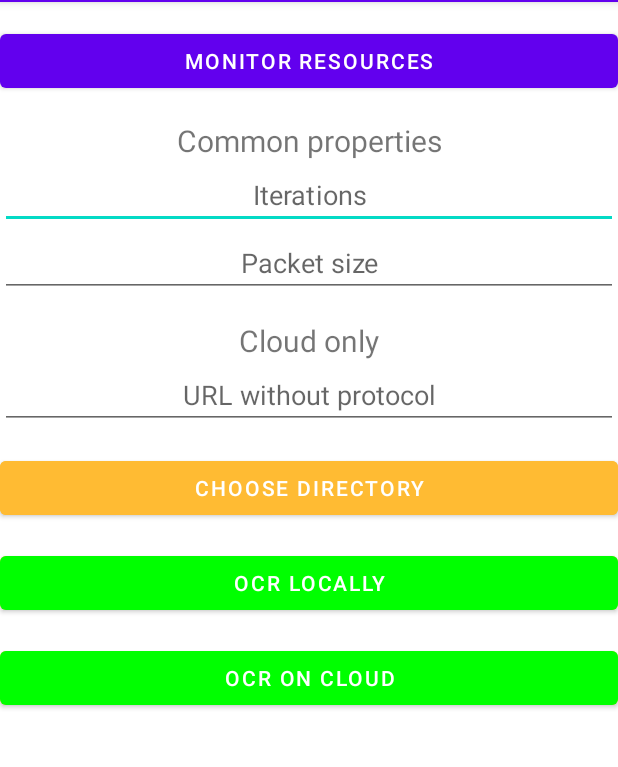
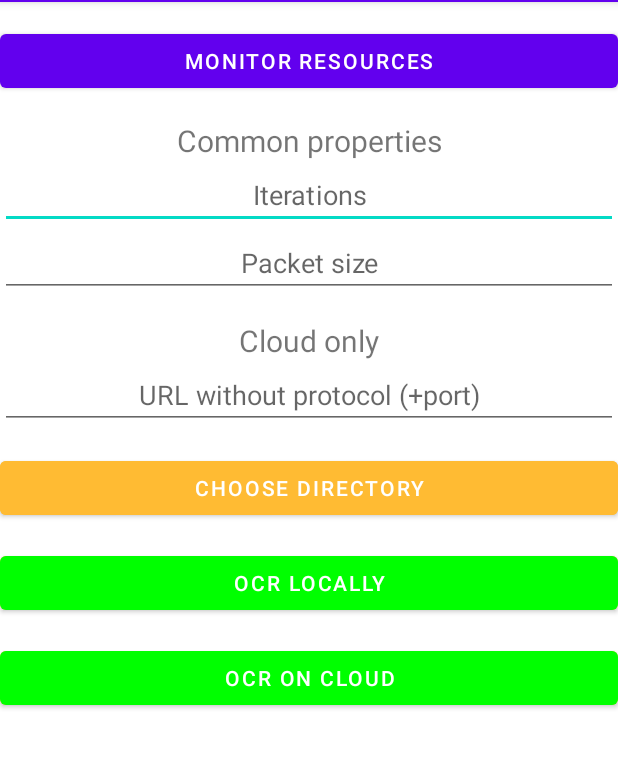
Before and after one commit to wolski0420/MobileSystemOCR, an Android app: the screen it shows after launch (MainActivity), after a tap on "OCR ON CLOUD", on a phone screen of 412 x 824 dp, the part 82-849 px from its top. Run offline under Robolectric (Android 15) with nearby library versions, the phone set to English and light mode, and no system bars; libraries missing offline, so code that uses them is left out: com.github.doyaaaaaken.kotlincsv, com.googlecode.tesseract; 5 statements that could not run were skipped; 1 other tap on this screen came first.

Commit message:
Fix with port

```diff
--- a/app/src/main/java/com/example/ocr/MainActivity.kt
+++ b/app/src/main/java/com/example/ocr/MainActivity.kt
@@ -139,7 +139,7 @@ class MainActivity : AppCompatActivity() {
 
     fun ocrCloud(view: View) {
         // taking params from inputs
-        val url = url_input.text
+        val urlAndPort = url_input.text
         val iterations = iterations_input.text.toString().toInt()
         val packetSize = packet_size_input.text.toString().toInt()
 
@@ -176,7 +176,7 @@ class MainActivity : AppCompatActivity() {
 
                     // sending request
                     val response = OwnHttpClient().sendRequestWithBytes(
-                        "http://$url:8000/upload",
+                        "http://$urlAndPort/upload",
                         "pobrane.png", image
                     )
 
--- a/app/src/main/res/values/strings.xml
+++ b/app/src/main/res/values/strings.xml
@@ -16,7 +16,7 @@
     <string name="go_back">Go back to main</string>
     <string name="iterations_input">Iterations</string>
     <string name="packet_size_input">Packet size</string>
-    <string name="url_input">URL without protocol</string>
+    <string name="url_input">URL without protocol (+port)</string>
     <string name="common_label">Common properties</string>
     <string name="cloud_label">Cloud only</string>
     <string name="choose_directory">Choose directory</string>
```
